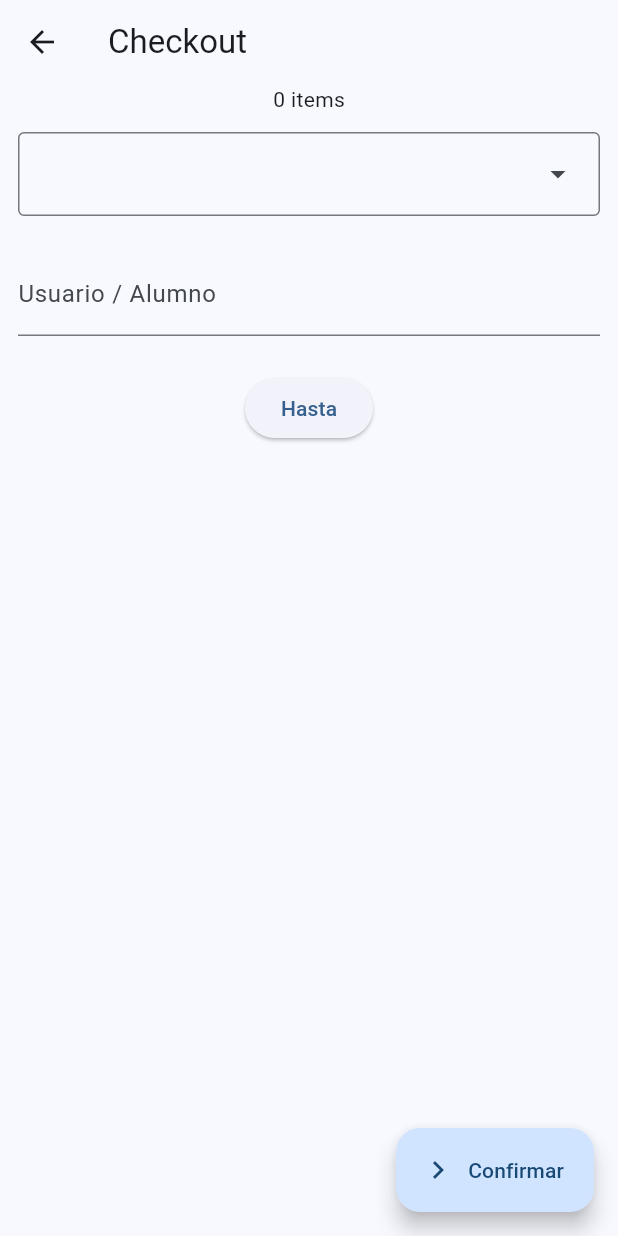
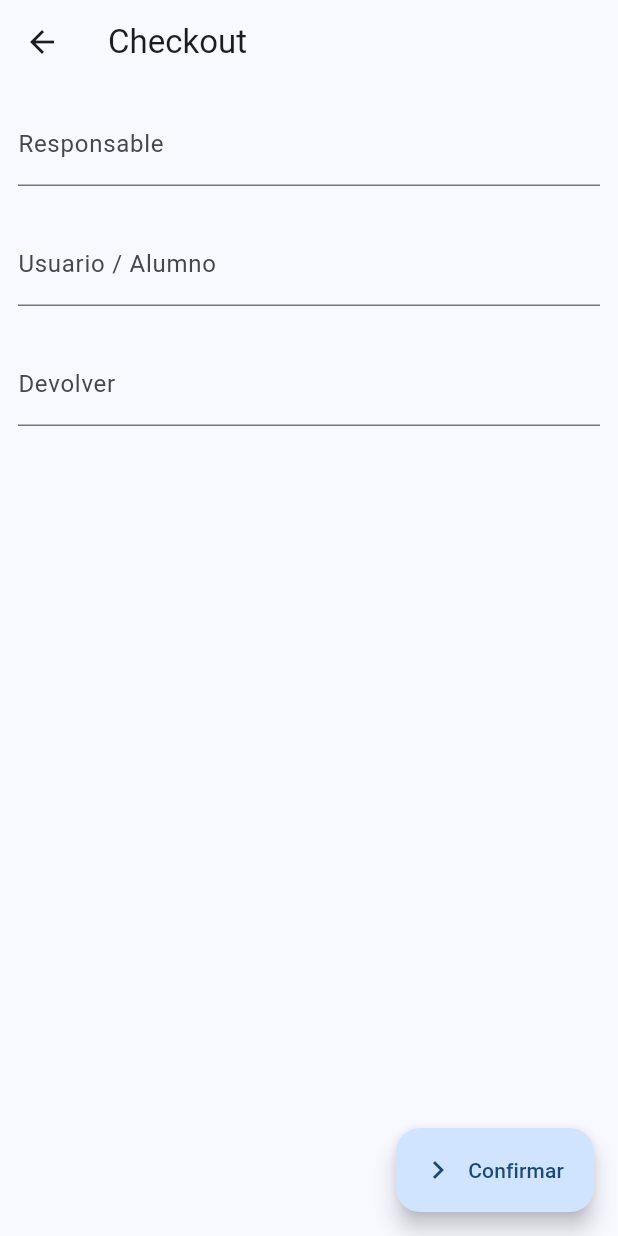
Before and after one commit to Martoxdlol/ethf_notebooks, a Flutter app: the ConfirmCheckout screen opened directly with empty values, on a phone screen of 412 x 824 dp. Run offline on Flutter 3.47's test engine with Material 3 defaults, Android fonts, the light colour scheme and no system bars; our stand-ins replace app_links, shared_preferences, web; missing offline and left inert: ai_barcode_scanner; accounts and stored records are empty; network calls fail.

Commit message:
checkout form kinda working

```diff
--- a/app/lib/models/checkout.dart
+++ b/app/lib/models/checkout.dart
@@ -1,7 +1,41 @@
+import 'package:notebooks_app/services/api.dart';
+
 class CheckoutItem {
   final String tag;
 
+  late final Future<CheckoutItemDetails?> details;
+
   CheckoutItem({
     required this.tag,
+  }) {
+    details = NotebooksApi.instance.fetchDetails(tag);
+  }
+}
+
+class CheckoutItemDetails {
+  final String tag;
+  final String? model;
+  final String? serial;
+  final double? battery;
+  final String? user;
+
+  CheckoutItemDetails({
+    required this.tag,
+    required this.model,
+    required this.serial,
+    required this.battery,
+    required this.user,
   });
+
+  factory CheckoutItemDetails.fromJson(Map<String, dynamic> json) {
+    final modelJson = json['model'] as Map<String, dynamic>?;
+
+    return CheckoutItemDetails(
+      tag: json['asset_tag'],
+      model: modelJson != null ? modelJson['name'] : null,
+      serial: json['serial'],
+      battery: json['battery'],
+      user: json['user'],
+    );
+  }
 }
--- a/app/lib/views/confirm-checkout.dart
+++ /dev/null
@@ -1,52 +0,0 @@
-import 'package:flutter/material.dart';
-import 'package:notebooks_app/models/checkout.dart';
-import 'package:notebooks_app/widgets/user_picker.dart';
-
-class ConfirmCheckout extends StatefulWidget {
-  const ConfirmCheckout({super.key, required this.items});
-
-  final List<CheckoutItem> items;
-
-  @override
-  State<ConfirmCheckout> createState() => _ConfirmCheckoutState();
-}
-
-class _ConfirmCheckoutState extends State<ConfirmCheckout> {
-  @override
-  Widget build(BuildContext context) {
-    return Scaffold(
-      appBar: AppBar(
-        title: Text("Checkout"),
-      ),
-      body: Column(
-        children: [
-          Text("${widget.items.length} items"),
-          Padding(
-              padding: EdgeInsets.all(12.0),
-              child: UserPicker(onSelected: (user) {})),
-          Padding(
-            padding: EdgeInsets.all(12.0),
-            child: TextField(
-              decoration: InputDecoration(
-                labelText: "Usuario / Alumno",
-              ),
-            ),
-          ),
-          Padding(
-            padding: EdgeInsets.all(12.0),
-            child: ElevatedButton(
-              onPressed: () => showTimePicker(
-                  context: context, initialTime: TimeOfDay.now()),
-              child: Text("Hasta"),
-            ),
-          ),
-        ],
-      ),
-      floatingActionButton: FloatingActionButton.extended(
-        onPressed: () {},
-        label: Text("Confirmar"),
-        icon: Icon(Icons.chevron_right_outlined),
-      ),
-    );
-  }
-}
--- /dev/null
+++ b/app/lib/views/confirm_checkout.dart
@@ -0,0 +1,120 @@
+import 'package:flutter/material.dart';
+import 'package:notebooks_app/models/checkout.dart';
+import 'package:notebooks_app/services/api.dart';
+import 'package:notebooks_app/widgets/time_picker.dart';
+import 'package:notebooks_app/widgets/user_picker.dart';
+
+class ConfirmCheckout extends StatefulWidget {
+  const ConfirmCheckout({super.key, required this.items});
+
+  final List<CheckoutItem> items;
+
+  @override
+  State<ConfirmCheckout> createState() => _ConfirmCheckoutState();
+}
+
+class _ConfirmCheckoutState extends State<ConfirmCheckout> {
+  int? responsibleId;
+  TimeOfDay? returnTime;
+
+  bool pending = false;
+
+  Future<void> confirmCheckout() async {
+    setState(() {
+      pending = true;
+    });
+    try {
+      NotebooksApi.instance.checkoutItems(
+        widget.items,
+        responsible: responsibleId!,
+        user: null,
+        expected_checkin: timeOfDayToDateTime(returnTime!),
+      );
+
+      Navigator.pop(context);
+    } catch (e) {
+      ScaffoldMessenger.of(context).showSnackBar(
+        SnackBar(
+          content: Text("Error al confirmar: $e"),
+        ),
+      );
+    }
+    setState(() {
+      pending = true;
+    });
+  }
+
+  @override
+  Widget build(BuildContext context) {
+    bool valid = responsibleId != null && returnTime != null;
+
+    return Scaffold(
+      appBar: AppBar(
+        title: Text("Checkout"),
+      ),
+      body: Column(
+        children: [
+          Padding(
+            padding: EdgeInsets.all(12.0),
+            child: UserPicker(
+              value: responsibleId,
+              label: "Responsable",
+              onSelected: (user) {
+                setState(() {
+                  responsibleId = user.id;
+                });
+              },
+            ),
+          ),
+          Padding(
+            padding: EdgeInsets.all(12.0),
+            child: TextField(
+              decoration: InputDecoration(
+                labelText: "Usuario / Alumno",
+              ),
+            ),
+          ),
+          Padding(
+            padding: EdgeInsets.all(12.0),
+            child: SheetTimePicker(
+              value: returnTime,
+              label: "Devolver",
+              onSelected: (returnTime) {
+                setState(() {
+                  this.returnTime = returnTime;
+                });
+              },
+            ),
+          ),
+          Expanded(
+            child: ListView.builder(
+              itemCount: widget.items.length,
+              itemBuilder: (context, index) {
+                final item = widget.items[index];
+                return ListTile(
+                  title: Text(item.tag),
+                );
+              },
+            ),
+          ),
+        ],
+      ),
+      floatingActionButton: FloatingActionButton.extended(
+        onPressed: pending || !valid ? null : confirmCheckout,
+        label: Text("Confirmar"),
+        icon: Icon(Icons.chevron_right_outlined),
+      ),
+    );
+  }
+}
+
+DateTime timeOfDayToDateTime(TimeOfDay timeOfDay, {DateTime? dateTime}) {
+  if (dateTime != null) {
+    return DateTime(dateTime.year, dateTime.month, dateTime.day, timeOfDay.hour,
+        timeOfDay.minute);
+  } else {
+    final now = DateTime.now();
+    return DateTime(
+        now.year, now.month, now.day, timeOfDay.hour, timeOfDay.minute);
+  }
+}
--- /dev/null
+++ b/app/lib/widgets/sheet_picker.dart
@@ -0,0 +1,179 @@
+import 'package:collection/collection.dart';
+import 'package:flutter/material.dart';
+
+class PickerEntry<T> {
+  PickerEntry({
+    required this.value,
+    required this.label,
+  });
+
+  final T value;
+  final String label;
+
+  @override
+  String toString() => label;
+}
+
+class SheetPicker<T> extends StatefulWidget {
+  const SheetPicker({
+    super.key,
+    required this.entries,
+    required this.onSelected,
+    required this.value,
+    this.decoration,
+  });
+
+  final InputDecoration? decoration;
+
+  final T? value;
+  final List<PickerEntry<T>> entries;
+  final void Function(T) onSelected;
+
+  @override
+  State<SheetPicker<T>> createState() => _SheetPickerState<T>();
+}
+
+class _SheetPickerState<T> extends State<SheetPicker<T>> {
+  void showPicker(BuildContext context) {
+    final entries = widget.entries.sorted((a, b) => a.label.compareTo(b.label));
+
+    showModalBottomSheet(
+      isScrollControlled: true,
+      context: context,
+      builder: (context) {
+        final realAvailableVerticalSpace = MediaQuery.of(context).size.height -
+            MediaQuery.of(context).viewInsets.top -
+            MediaQuery.of(context).viewInsets.bottom;
+
+        return Padding(
+          padding: EdgeInsets.only(
+            bottom: MediaQuery.of(context).viewInsets.bottom,
+          ),
+          child: SizedBox(
+            height: realAvailableVerticalSpace > 500
+                ? 500
+                : realAvailableVerticalSpace - 50,
+            child: PickerSheetModal(
+              entries: entries,
+              onSelected: widget.onSelected,
+              value: widget.value,
+            ),
+          ),
+        );
+      },
+    );
+  }
+
+  TextEditingController controller = TextEditingController();
+
+  @override
+  void didUpdateWidget(covariant SheetPicker<T> oldWidget) {
+    if (widget.value != oldWidget.value) {
+      final entry =
+          widget.entries.firstWhere((element) => element.value == widget.value);
+      controller.text = entry.label;
+    }
+
+    super.didUpdateWidget(oldWidget);
+  }
+
+  @override
+  Widget build(BuildContext context) {
+    return TextField(
+      readOnly: true,
+      onTap: () => showPicker(context),
+      controller: controller,
+      decoration: widget.decoration,
+    );
+  }
+}
+
+class PickerSheetModal<T> extends StatefulWidget {
+  const PickerSheetModal({
+    super.key,
+    required this.entries,
+    required this.onSelected,
+    required this.value,
+  });
+
+  final List<PickerEntry> entries;
+  final void Function(T) onSelected;
+  final T? value;
+
+  @override
+  State<PickerSheetModal> createState() => PickerSheetModalState<T>();
+}
+
+class PickerSheetModalState<T> extends State<PickerSheetModal<T>> {
+  String filter = "";
+
+  List<PickerEntry> filteredEntries = [];
+
+  void filterEntries() {
+    filteredEntries = widget.entries
+        .where((element) =>
+            element.label.toLowerCase().contains(filter.toLowerCase()))
+        .toList();
+  }
+
+  @override
+  void initState() {
+    filterEntries();
+    super.initState();
+  }
+
+  @override
+  void didUpdateWidget(covariant PickerSheetModal<T> oldWidget) {
+    if (widget.entries != oldWidget.entries) {
+      setState(() {
+        filterEntries();
+      });
+    }
+
+    super.didUpdateWidget(oldWidget);
+  }
+
+  @override
+  Widget build(BuildContext context) {
+    return BottomSheet(
+      onClosing: () {},
+      builder: (context) {
+        return Column(
+          children: [
+            Padding(
+              padding: const EdgeInsets.all(8.0),
+              child: TextField(
+                autofocus: true,
+                onChanged: (value) => setState(() {
+                  filter = value;
+                  filterEntries();
+                }),
+                decoration: InputDecoration(
+                  hintText: "Buscar",
+                  filled: true,
+                  border: OutlineInputBorder(
+                      borderSide: BorderSide.none,
+                      borderRadius: BorderRadius.circular(20.0)),
+                ),
+              ),
+            ),
+            Expanded(
+                child: ListView.builder(
+              itemCount: filteredEntries.length,
+              itemBuilder: (context, index) {
+                final entry = filteredEntries[index];
+                return ListTile(
+                  title: Text(entry.toString()),
+                  onTap: () {
+                    Navigator.of(context).pop();
+                    widget.onSelected(entry.value);
+                  },
+                );
+              },
+            ))
+          ],
+        );
+      },
+    );
+  }
+}
--- /dev/null
+++ b/app/lib/widgets/time_picker.dart
@@ -0,0 +1,55 @@
+import 'package:flutter/material.dart';
+import 'package:notebooks_app/widgets/sheet_picker.dart';
+
+class SheetTimePicker extends StatefulWidget {
+  const SheetTimePicker({
+    super.key,
+    this.value,
+    required this.onSelected,
+    required this.label,
+  });
+
+  final TimeOfDay? value;
+  final String label;
+  final void Function(TimeOfDay time) onSelected;
+
+  @override
+  State<SheetTimePicker> createState() => _SheetTimePickerState();
+}
+
+typedef MenuEntry = DropdownMenuEntry<int>;
+
+class _SheetTimePickerState extends State<SheetTimePicker> {
+  @override
+  void initState() {
+    super.initState();
+  }
+
+  @override
+  Widget build(BuildContext context) {
+    final List<PickerEntry<TimeOfDay>> entries = [
+      PickerEntry(value: TimeOfDay(hour: 7, minute: 30), label: "07:30"),
+      PickerEntry(value: TimeOfDay(hour: 8, minute: 30), label: "08:30"),
+      PickerEntry(value: TimeOfDay(hour: 9, minute: 30), label: "09:30"),
+      PickerEntry(value: TimeOfDay(hour: 10, minute: 30), label: "10:30"),
+      PickerEntry(value: TimeOfDay(hour: 11, minute: 30), label: "11:30"),
+      PickerEntry(value: TimeOfDay(hour: 12, minute: 30), label: "12:30"),
+      PickerEntry(value: TimeOfDay(hour: 13, minute: 30), label: "13:30"),
+      PickerEntry(value: TimeOfDay(hour: 14, minute: 30), label: "14:30"),
+      PickerEntry(value: TimeOfDay(hour: 15, minute: 30), label: "15:30"),
+      PickerEntry(value: TimeOfDay(hour: 16, minute: 30), label: "16:30"),
+      PickerEntry(value: TimeOfDay(hour: 17, minute: 30), label: "17:30"),
+      PickerEntry(value: TimeOfDay(hour: 18, minute: 30), label: "18:30"),
+      PickerEntry(value: TimeOfDay(hour: 19, minute: 30), label: "19:30"),
+    ];
+
+    return SheetPicker<TimeOfDay>(
+      value: widget.value,
+      onSelected: (TimeOfDay value) {
+        widget.onSelected(value);
+      },
+      entries: entries,
+      decoration: InputDecoration(label: Text(widget.label)),
+    );
+  }
+}
--- a/app/lib/widgets/user_picker.dart
+++ b/app/lib/widgets/user_picker.dart
@@ -1,11 +1,17 @@
 import 'package:flutter/material.dart';
 import 'package:notebooks_app/services/api.dart';
+import 'package:notebooks_app/widgets/sheet_picker.dart';
 
 class UserPicker extends StatefulWidget {
-  const UserPicker({super.key, this.value, required this.onSelected});
+  const UserPicker({
+    super.key,
+    this.value,
+    required this.onSelected,
+    required this.label,
+  });
 
   final int? value;
-
+  final String label;
   final void Function(User user) onSelected;
 
   @override
@@ -30,17 +36,16 @@ class _UserPickerState extends State<UserPicker> {
   @override
   Widget build(BuildContext context) {
     final entries = users
-        .map<MenuEntry>(
-            (User user) => MenuEntry(label: user.name, value: user.id))
+        .map((User user) => PickerEntry(label: user.name, value: user.id))
         .toList();
 
-    return DropdownMenu<int>(
-      width: double.infinity,
-      initialSelection: entries.isNotEmpty ? entries.first.value : null,
+    return SheetPicker<int>(
+      value: widget.value,
       onSelected: (int? value) {
         widget.onSelected(users.firstWhere((element) => element.id == value));
       },
-      dropdownMenuEntries: entries,
+      entries: entries,
+      decoration: InputDecoration(label: Text(widget.label)),
     );
   }
 }
```
Also changed, not shown: app/lib/services/api.dart (+25 -0 lines), app/lib/views/checkout.dart (+31 -2 lines), 2 other files.
